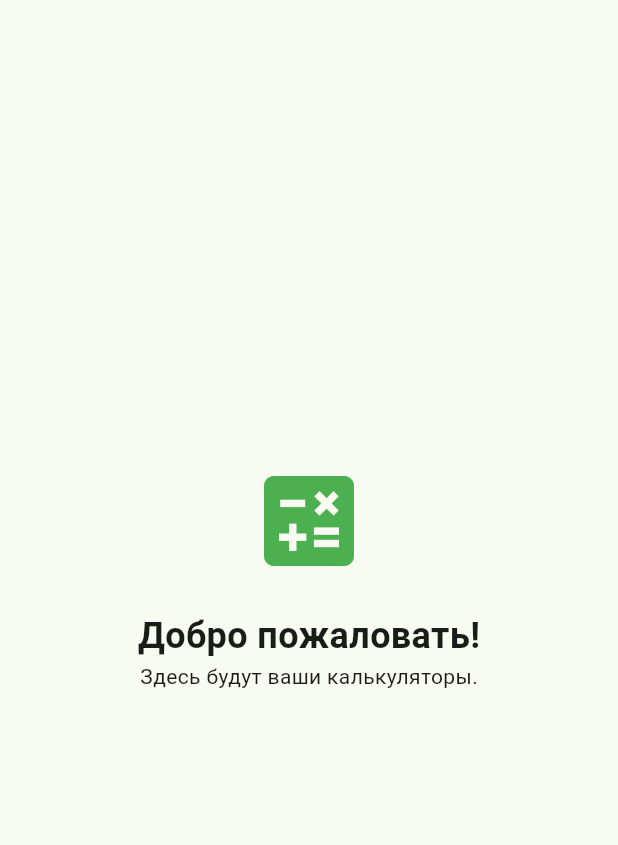
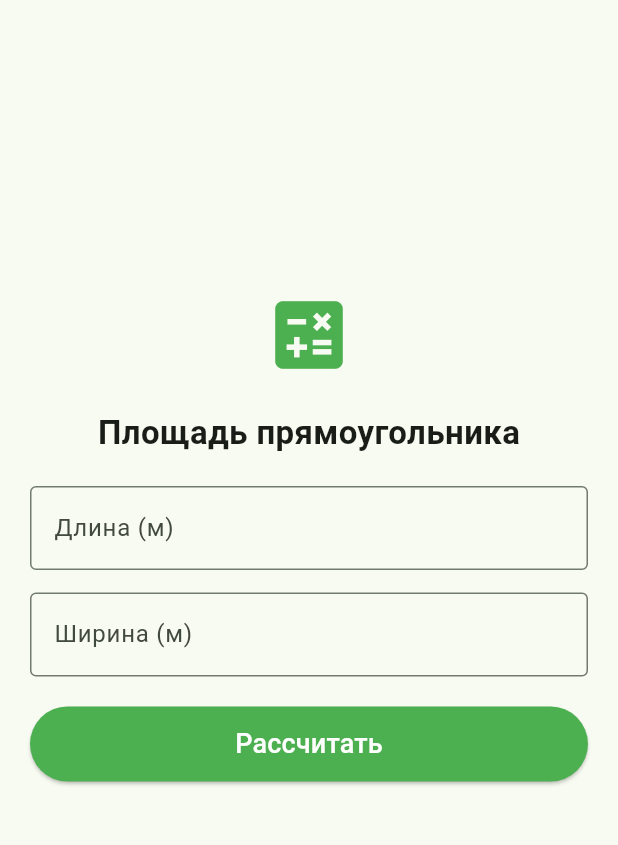
Before and after one commit to maltsevserj43-ai/stroycalc360, a Flutter app: the screen it shows after launch, on a phone screen of 412 x 824 dp, the part 84-929 px from its top. Run offline on Flutter 3.47's test engine with Material 3 defaults, Android fonts, the phone set to English and light mode, and no system bars.

Commit message:
Добавлен рабочий калькулятор площади

```diff
--- a/app/lib/ui/home_screen.dart
+++ b/app/lib/ui/home_screen.dart
@@ -1,7 +1,26 @@
 import 'package:flutter/material.dart';
 
-class HomeScreen extends StatelessWidget {
+class HomeScreen extends StatefulWidget {
   const HomeScreen({super.key});
+
+  @override
+  State<HomeScreen> createState() => _HomeScreenState();
+}
+
+class _HomeScreenState extends State<HomeScreen> {
+  final TextEditingController _lengthController = TextEditingController();
+  final TextEditingController _widthController = TextEditingController();
+  String _result = '';
+
+  void _calculateArea() {
+    final length = double.tryParse(_lengthController.text) ?? 0;
+    final width = double.tryParse(_widthController.text) ?? 0;
+    final area = length * width;
+
+    setState(() {
+      _result = 'Площадь: ${area.toStringAsFixed(2)} м²';
+    });
+  }
 
   @override
   Widget build(BuildContext context) {
@@ -11,17 +30,50 @@ class HomeScreen extends StatelessWidget {
         backgroundColor: Colors.green,
         foregroundColor: Colors.white,
       ),
-      body: const Center(
+      body: Padding(
+        padding: const EdgeInsets.all(20.0),
         child: Column(
           mainAxisAlignment: MainAxisAlignment.center,
           children: [
-            Icon(Icons.calculate, size: 80, color: Colors.green),
-            SizedBox(height: 20),
+            const Icon(Icons.calculate, size: 60, color: Colors.green),
+            const SizedBox(height: 20),
+            const Text(
+              'Площадь прямоугольника',
+              style: TextStyle(fontSize: 22, fontWeight: FontWeight.bold),
+            ),
+            const SizedBox(height: 20),
+            TextField(
+              controller: _lengthController,
+              keyboardType: TextInputType.number,
+              decoration: const InputDecoration(
+                labelText: 'Длина (м)',
+                border: OutlineInputBorder(),
+              ),
+            ),
+            const SizedBox(height: 15),
+            TextField(
+              controller: _widthController,
+              keyboardType: TextInputType.number,
+              decoration: const InputDecoration(
+                labelText: 'Ширина (м)',
+                border: OutlineInputBorder(),
+              ),
+            ),
+            const SizedBox(height: 20),
+            ElevatedButton(
+              onPressed: _calculateArea,
+              style: ElevatedButton.styleFrom(
+                backgroundColor: Colors.green,
+                foregroundColor: Colors.white,
+                minimumSize: const Size(double.infinity, 50),
+              ),
+              child: const Text('Рассчитать', style: TextStyle(fontSize: 18)),
+            ),
+            const SizedBox(height: 20),
             Text(
-              'Добро пожаловать!',
-              style: TextStyle(fontSize: 24, fontWeight: FontWeight.bold),
+              _result,
+              style: const TextStyle(fontSize: 24, fontWeight: FontWeight.bold, color: Colors.green),
             ),
-            Text('Здесь будут ваши калькуляторы.'),
           ],
         ),
       ),
```
